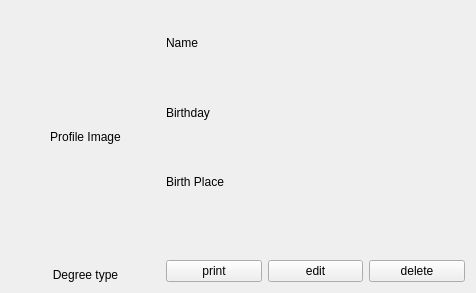
First picture: the form in desktop_app/ui/widgets/card_student_info.ui, repository elmhadji/PaperTrailGuard, before the edit.
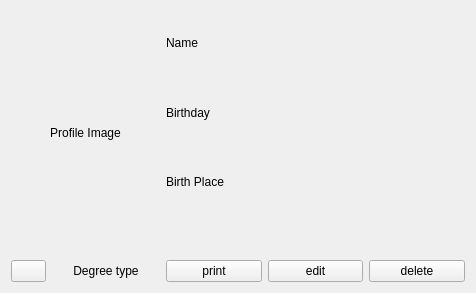
Second picture: the form after the edit.

Commit message: - Implement logic for card student widget

What changed in the file:
```diff
--- a/desktop_app/ui/widgets/card_student_info.ui
+++ b/desktop_app/ui/widgets/card_student_info.ui
@@ -27,6 +27,21 @@
       </widget>
      </item>
      <item>
+      <layout class="QHBoxLayout" name="horizontalLayout_3">
+       <item>
+        <widget class="QPushButton" name="info_preview_button">
+         <property name="maximumSize">
+          <size>
+           <width>35</width>
+           <height>16777215</height>
+          </size>
+         </property>
+         <property name="text">
+          <string/>
+         </property>
+        </widget>
+       </item>
+       <item>
       <widget class="QLabel" name="degree_type_label">
        <property name="text">
         <string>Degree type</string>
@@ -35,6 +50,8 @@
         <set>Qt::AlignmentFlag::AlignCenter</set>
        </property>
       </widget>
+       </item>
+      </layout>
      </item>
     </layout>
    </item>
```
Lines whose indentation alone changed are shown as unchanged. The commit also changes 2 other files.
